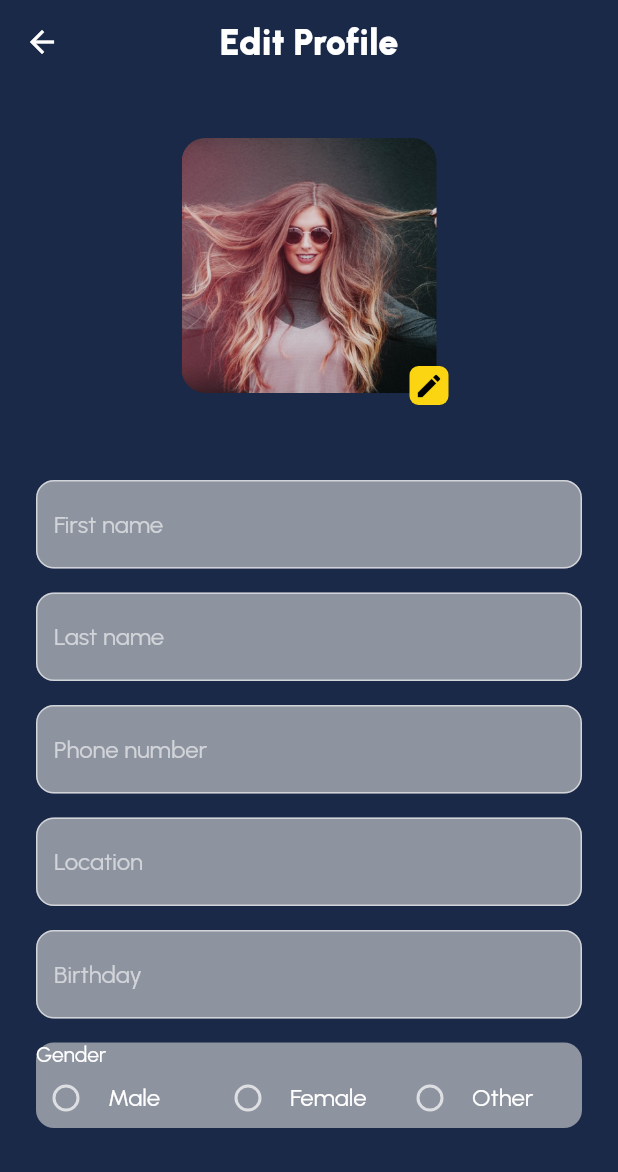
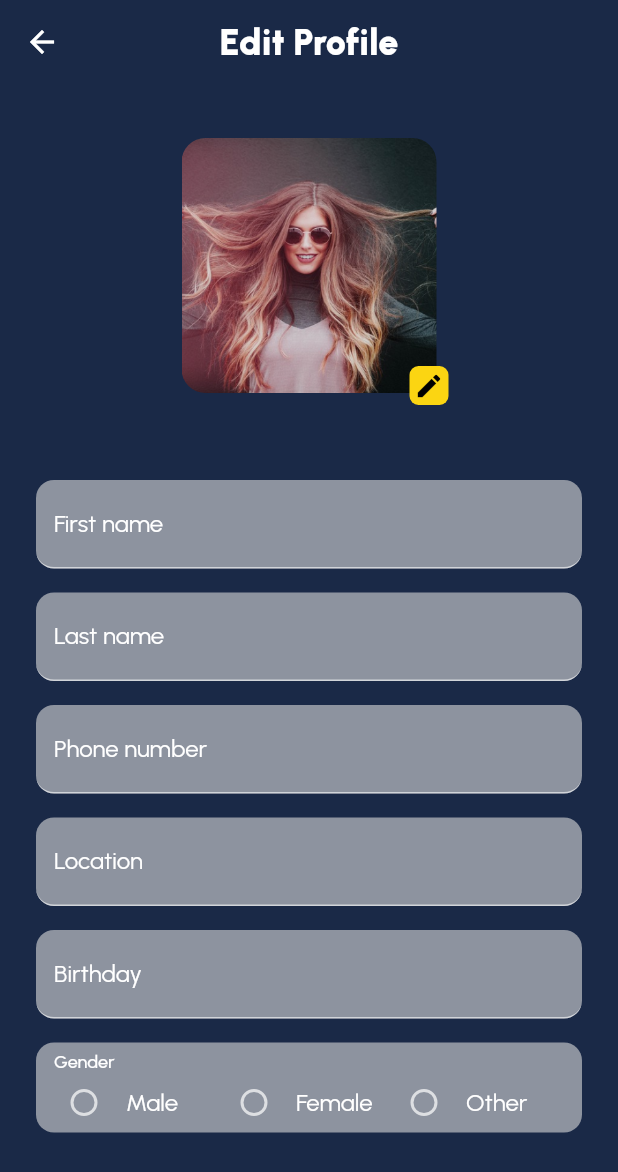
Before and after one commit to HumaCode/Course-App-Flutter-, a Flutter app: the EditProfilePage screen opened by its route, on a phone screen of 412 x 824 dp. Shown: the top 1172 px of the screen. Run offline on Flutter 3.47's test engine with Material 2 defaults, Android fonts, the phone set to English and light mode, and no system bars; our stand-ins replace flutter_svg; project files that could hold a hidden picture were left out.

Commit message:
custome text field style - edit profile

```diff
--- a/lib/components/app_textfield.dart
+++ b/lib/components/app_textfield.dart
@@ -11,7 +11,17 @@ class AppTextField extends StatelessWidget {
     return TextField(
       decoration: InputDecoration(
         hintText: hint,
-        border: const OutlineInputBorder(
+        labelText: hint,
+        labelStyle: const TextStyle(
+          color: Colors.white,
+        ),
+        border: const UnderlineInputBorder(
+          borderRadius: BorderRadius.all(
+            Radius.circular(12),
+          ),
+        ),
+        focusedBorder: const UnderlineInputBorder(
+          borderSide: BorderSide(color: Colors.transparent),
           borderRadius: BorderRadius.all(
             Radius.circular(12),
           ),
--- a/lib/pages/edit_profile_page.dart
+++ b/lib/pages/edit_profile_page.dart
@@ -5,6 +5,7 @@ import 'package:course_app_flutter/components/toolbar.dart';
 import 'package:course_app_flutter/components/user_avatar.dart';
 import 'package:course_app_flutter/config/app_strings.dart';
 import 'package:course_app_flutter/styles/app_color.dart';
+import 'package:course_app_flutter/styles/app_text.dart';
 import 'package:flutter/material.dart';
 
 enum Gender {
@@ -71,6 +72,7 @@ class _EditProfilePageState extends State<EditProfilePage> {
               const AppTextField(hint: AppStrings.birthday),
               const SizedBox(height: 16),
               Container(
+                padding: const EdgeInsets.only(left: 12, right: 12, top: 6),
                 decoration: BoxDecoration(
                   color: AppColors.fieldColor,
                   borderRadius: const BorderRadius.all(
@@ -80,7 +82,12 @@ class _EditProfilePageState extends State<EditProfilePage> {
                 child: Column(
                   crossAxisAlignment: CrossAxisAlignment.start,
                   children: [
-                    const Text(AppStrings.gender),
+                    Text(
+                      AppStrings.gender,
+                      style: AppText.body1.copyWith(
+                        fontSize: 12,
+                      ),
+                    ),
                     Row(
                       children: [
                         Expanded(
```
